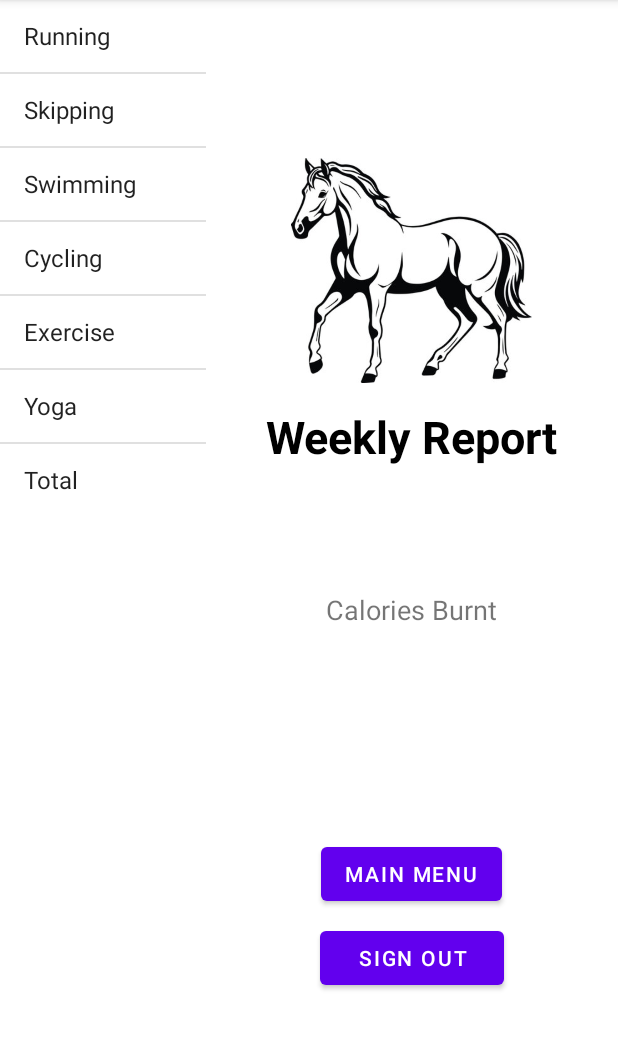
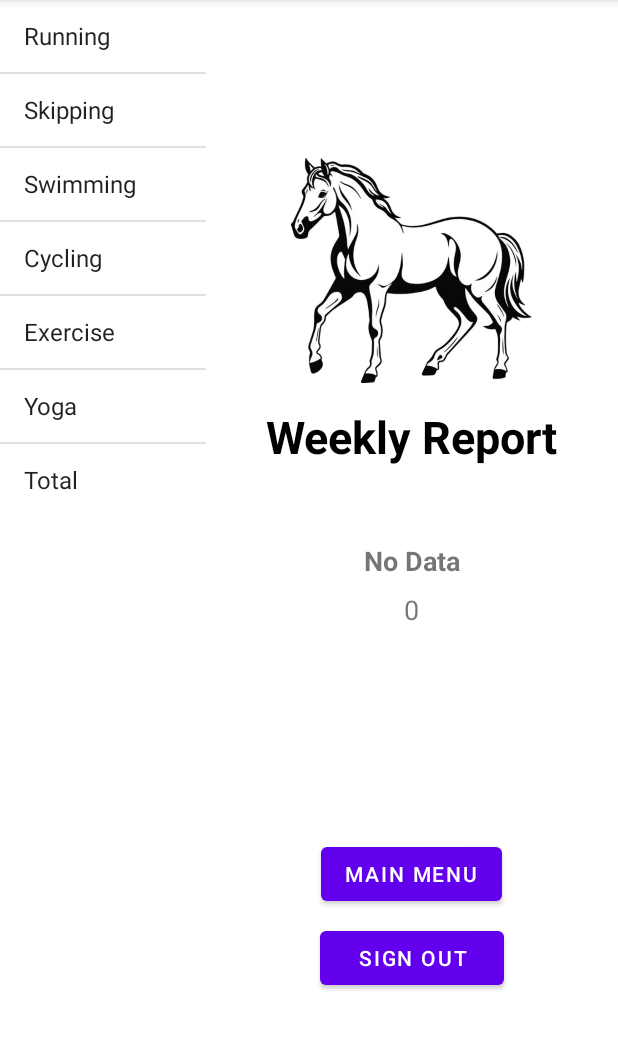
Before and after one commit to SumanTanwar/github_finalProjectAndroid, an Android app: the DetailsFragment screen opened directly, with no data from a screen before it, on a phone screen of 412 x 824 dp, the part 84-1134 px from its top. Run offline under Robolectric (Android 15) with nearby library versions, the phone set to English and light mode, and no system bars; our stand-ins replace Firebase (no records; nobody signed in at launch, a user with empty details on screens opened directly).

Commit message:
accessing values fron database

```diff
--- a/app/src/main/java/com/example/finalprojectandroid/DetailsFragment.java
+++ b/app/src/main/java/com/example/finalprojectandroid/DetailsFragment.java
@@ -46,10 +46,10 @@ public class DetailsFragment extends Fragment {
 
         // Initialize Firebase
         mAuth = FirebaseAuth.getInstance();
-        databaseReference = FirebaseDatabase.getInstance().getReference("Yoga calories");
+        databaseReference = FirebaseDatabase.getInstance().getReference("Yoga calories"); // Ensure this path is correct
 
-        // Fetch data for a specific date and time
-        String selectedDateTime = "2024-08-14 15:30"; // Example date/time
+        // Example date/time for testing; update this as needed
+        String selectedDateTime = "2024-08-14 15:30";
         fetchCaloriesData(selectedDateTime);
 
         btnMain.setOnClickListener(new View.OnClickListener() {
@@ -81,7 +81,7 @@ public class DetailsFragment extends Fragment {
                             for (DataSnapshot dataSnapshot : snapshot.getChildren()) {
                                 Map<String, Object> data = (Map<String, Object>) dataSnapshot.getValue();
                                 if (data != null) {
-                                    String activityName = "Yoga"; // Adjust based on actual activity name
+                                    String activityName = "Yoga"; // Hardcoded, adjust if necessary
                                     Object caloriesValue = data.get("calories");
                                     int caloriesBurned = 0;
 
@@ -90,6 +90,7 @@ public class DetailsFragment extends Fragment {
                                     } else if (caloriesValue instanceof Long) {
                                         caloriesBurned = ((Long) caloriesValue).intValue();
                                     } else {
+                                        // Log unexpected data type
                                         System.err.println("Unexpected data type for calories: " + caloriesValue.getClass().getName());
                                         continue;
                                     }
@@ -98,12 +99,15 @@ public class DetailsFragment extends Fragment {
                                 }
                             }
                         } else {
+                            // Log if no data is found
                             System.out.println("No data found for the selected date/time");
+                            change("No Data", 0); // Optional: Handle no data case
                         }
                     }
 
                     @Override
                     public void onCancelled(@NonNull DatabaseError error) {
+                        // Log error
                         System.err.println("Error fetching data: " + error.getMessage());
                     }
                 });
@@ -111,7 +115,9 @@ public class DetailsFragment extends Fragment {
 
     public void change(String activityName, int caloriesBurned) {
         // Update the TextViews with the activity name and calories burned
-        activity.setText(activityName);
-        calories.setText(String.valueOf(caloriesBurned));
+        if (activity != null && calories != null) {
+            activity.setText(activityName);
+            calories.setText(String.valueOf(caloriesBurned));
+        }
     }
 }
--- a/app/src/main/java/com/example/finalprojectandroid/ListMenuFragment.java
+++ b/app/src/main/java/com/example/finalprojectandroid/ListMenuFragment.java
@@ -1,6 +1,7 @@
 package com.example.finalprojectandroid;
 
 import android.os.Bundle;
+import android.util.Log;
 import android.view.LayoutInflater;
 import android.view.View;
 import android.view.ViewGroup;
@@ -22,11 +23,19 @@ import java.util.Map;
 
 public class ListMenuFragment extends ListFragment {
 
+    private static final String TAG = "ListMenuFragment";
+
     String[] activityNames = new String[]{"Running", "Skipping", "Swimming", "Cycling", "Exercise", "Yoga", "Total"};
     int[] calories = new int[activityNames.length]; // Array for storing calories
 
     FirebaseAuth mAuth;
-    DatabaseReference databaseReference;
+
+    DatabaseReference runningDatabaseReference;
+    DatabaseReference skippingDatabaseReference;
+    DatabaseReference swimmingDatabaseReference;
+    DatabaseReference cyclingDatabaseReference;
+    DatabaseReference exerciseDatabaseReference;
+    DatabaseReference yogaDatabaseReference;
 
     @Nullable
     @Override
@@ -35,7 +44,13 @@ public class ListMenuFragment extends ListFragment {
 
         // Initialize Firebase
         mAuth = FirebaseAuth.getInstance();
-        databaseReference = FirebaseDatabase.getInstance().getReference("Yoga calories");
+
+        runningDatabaseReference = FirebaseDatabase.getInstance().getReference("Running calories");
+        skippingDatabaseReference = FirebaseDatabase.getInstance().getReference("Skipping calories");
+        swimmingDatabaseReference = FirebaseDatabase.getInstance().getReference("Swimming calories"); // Fixed typo
+        cyclingDatabaseReference = FirebaseDatabase.getInstance().getReference("Cycling calories");
+        exerciseDatabaseReference = FirebaseDatabase.getInstance().getReference("Exercise calories");
+        yogaDatabaseReference = FirebaseDatabase.getInstance().getReference("Yoga calories");
 
         // Fetch and update data
         fetchCaloriesData();
@@ -66,38 +81,41 @@ public class ListMenuFragment extends ListFragment {
 
     private void fetchCaloriesData() {
         String userId = mAuth.getCurrentUser().getUid();
-        databaseReference.child(userId).addValueEventListener(new ValueEventListener() {
+
+        fetchCaloriesFromDatabase(runningDatabaseReference, 0);
+        fetchCaloriesFromDatabase(skippingDatabaseReference, 1);
+        fetchCaloriesFromDatabase(swimmingDatabaseReference, 2);
+        fetchCaloriesFromDatabase(cyclingDatabaseReference, 3);
+        fetchCaloriesFromDatabase(exerciseDatabaseReference, 4);
+        fetchCaloriesFromDatabase(yogaDatabaseReference, 5);
+    }
+
+    private void fetchCaloriesFromDatabase(DatabaseReference databaseRef, final int index) {
+        databaseRef.child(mAuth.getCurrentUser().getUid()).addValueEventListener(new ValueEventListener() {
             @Override
             public void onDataChange(@NonNull DataSnapshot snapshot) {
-                // Reset calorie counts
-                for (int i = 0; i < calories.length; i++) {
-                    calories[i] = 0;
-                }
-
+                int totalCalories = 0;
                 for (DataSnapshot dataSnapshot : snapshot.getChildren()) {
                     Map<String, Object> data = (Map<String, Object>) dataSnapshot.getValue();
                     if (data != null) {
-                        // Handle different data types
                         Object caloriesObject = data.get("calories");
                         if (caloriesObject instanceof Long) {
-                            // If calories are stored as Long
-                            calories[5] += ((Long) caloriesObject).intValue();
-                            calories[6] += ((Long) caloriesObject).intValue();
+                            totalCalories += ((Long) caloriesObject).intValue();
                         } else if (caloriesObject instanceof Double) {
-                            // If calories are stored as Double
-                            calories[5] += ((Double) caloriesObject).intValue();
-                            calories[6] += ((Double) caloriesObject).intValue();
+                            totalCalories += ((Double) caloriesObject).intValue();
                         }
                     }
                 }
-                // Notify adapter about the changes
+                Log.d(TAG, "Total Calories for index " + index + ": " + totalCalories);
+                calories[index] = totalCalories;
+                calories[6] = calories[0] + calories[1] + calories[2] + calories[3] + calories[4] + calories[5]; // Update total calories index
                 ((ArrayAdapter<?>) getListAdapter()).notifyDataSetChanged();
             }
 
             @Override
             public void onCancelled(@NonNull DatabaseError error) {
                 // Handle possible errors
-                System.err.println("Error fetching data: " + error.getMessage());
+                Log.e(TAG, "Error fetching data: " + error.getMessage());
             }
         });
     }
--- a/app/src/main/java/com/example/finalprojectandroid/Yoga.java
+++ b/app/src/main/java/com/example/finalprojectandroid/Yoga.java
@@ -94,7 +94,7 @@ public class Yoga extends AppCompatActivity {
                     // Create a map to hold the data
                     Map<String, Object> data = new HashMap<>();
                     data.put("calories", caloryBurnt);
-                    data.put("dateTime", dateTime);
+                    data.put("date  &  time", dateTime);
 
                     // Save data to Firebase
                     databaseReference.child(userId).child(id).setValue(data);
@@ -113,6 +113,7 @@ public class Yoga extends AppCompatActivity {
                     Toast.makeText(Yoga.this, "No calories burnt...", Toast.LENGTH_SHORT).show();
                 }
 
+                // Reset checkboxes
                 checkBoxMeditation.setChecked(false);
                 checkBoxSuryaNamaskar.setChecked(false);
                 checkBoxTreePose.setChecked(false);
@@ -156,6 +157,7 @@ public class Yoga extends AppCompatActivity {
 
         editTextCalories.setText(String.valueOf(caloriesBurned));
 
+        // Reset checkboxes
         checkBoxMeditation.setChecked(false);
         checkBoxSuryaNamaskar.setChecked(false);
         checkBoxTreePose.setChecked(false);
```
Also changed, not shown: app/src/main/java/com/example/finalprojectandroid/Exercise.java (+43 -48 lines).
